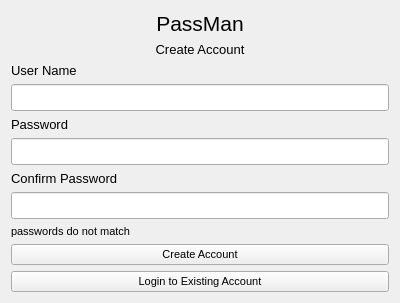
First picture: the form in GUI/createaccount.ui, repository jts5374/passMan, before the edit.
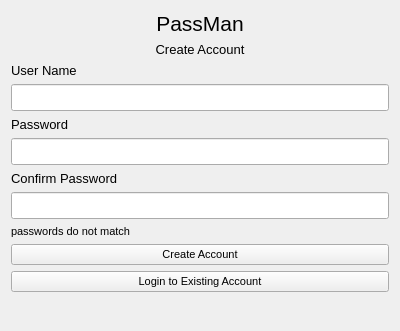
Second picture: the form after the edit.

Commit message: added back button to addupsaccountspage

Diff of the .ui file:
```diff
--- a/GUI/createaccount.ui
+++ b/GUI/createaccount.ui
@@ -7,7 +7,7 @@
     <x>0</x>
     <y>0</y>
     <width>400</width>
-    <height>300</height>
+    <height>331</height>
    </rect>
   </property>
   <property name="font">
```
Left out of the diff: 7 changed lines with no effect on the pictures. The commit also changes 4 other files.
